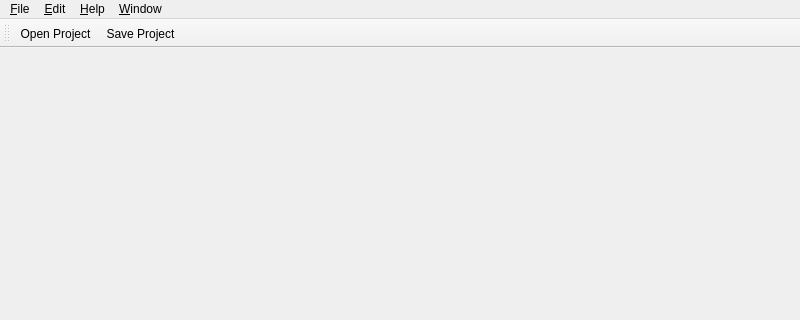
Qt form src/preprocessor/gui/main_window.ui (CAMBioMed/preprocessor) before a commit; both pictures show x 0 to 800 and y 0 to 320 of the 800 by 600 pixel window.
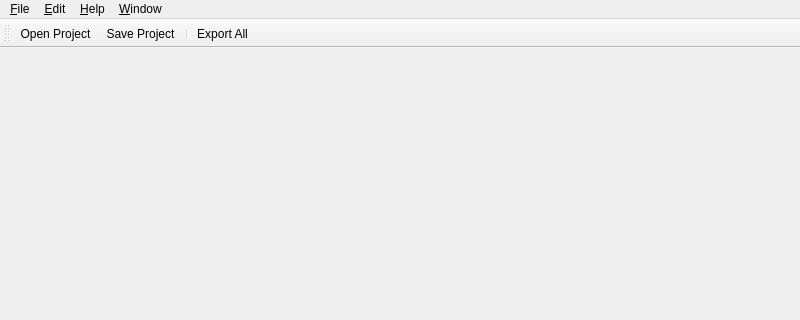
The same form after that commit. Icons and pictures are not drawn.

Commit message: Add Export option to toolbar

The edit to the form file:
```diff
--- a/src/preprocessor/gui/main_window.ui
+++ b/src/preprocessor/gui/main_window.ui
@@ -71,6 +71,8 @@
    </attribute>
    <addaction name="menuFile_OpenProject"/>
    <addaction name="menuFile_SaveProject"/>
+   <addaction name="separator"/>
+   <addaction name="menuFile_ExportAll"/>
   </widget>
   <action name="menuFile_OpenProject">
    <property name="icon">
```
Left out of the diff: 5 changed lines with no effect on the pictures. The commit also changes 1 other file.
